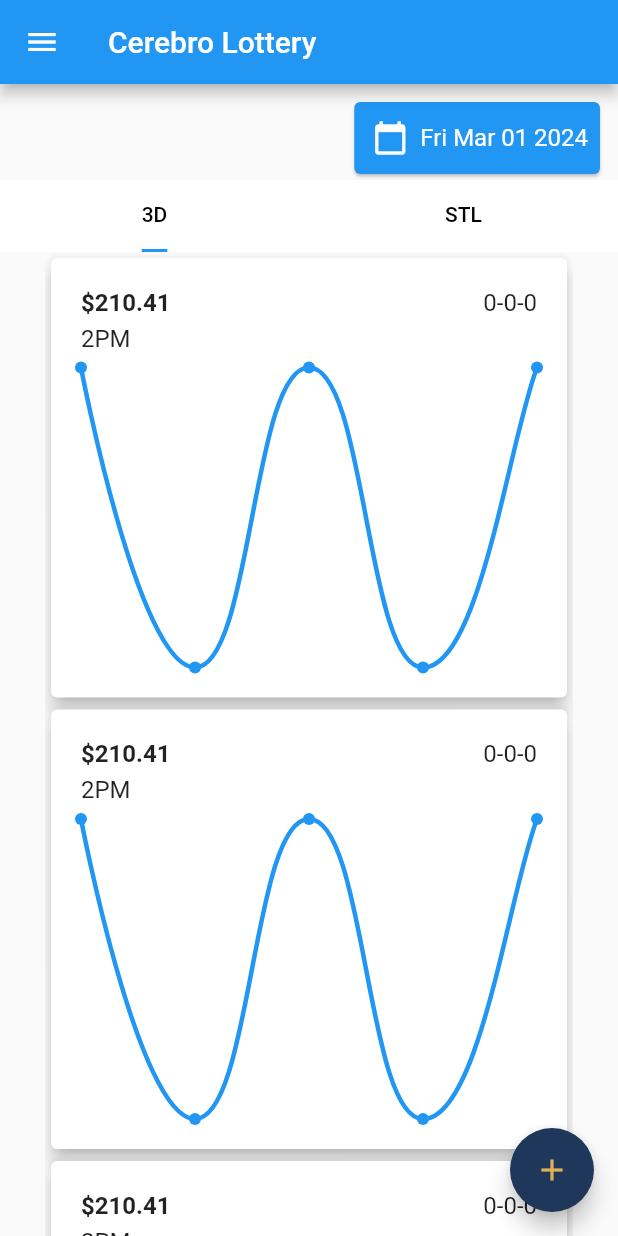
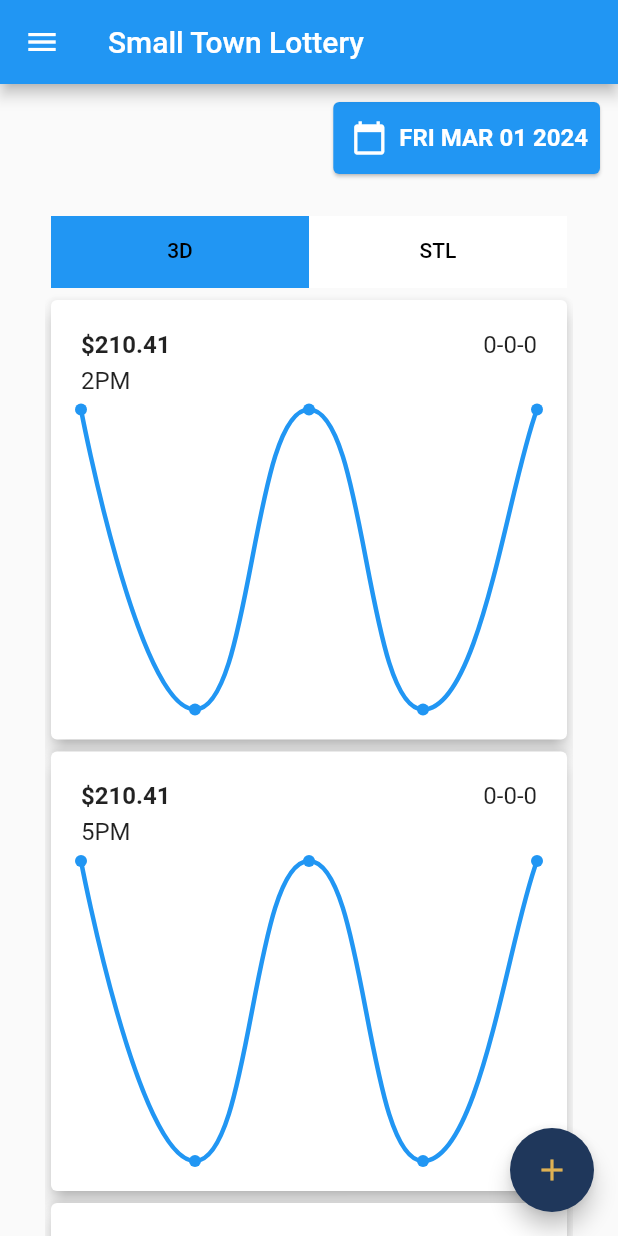
Before and after one commit to Tensa11/Lottery, a Flutter app: the LotteryHomePage screen opened directly, on a phone screen of 412 x 824 dp. Run offline on Flutter 3.47's test engine with Material 2 defaults, Android fonts, the phone set to English and light mode, and no system bars; drawn by our look-alikes of fl_chart; our stand-ins replace animated_splash_screen, google_fonts, lottie; network calls fail.

Commit message:
Design Update

```diff
--- a/lib/Add.dart
+++ b/lib/Add.dart
@@ -41,7 +41,7 @@ class _AddTickState extends State<AddTick> {
 
       body: SingleChildScrollView(
         child: Container(
-          padding: const EdgeInsets.all(30),
+          padding: const EdgeInsets.all(25),
           child: Column(
             children: [
               Card(
--- a/lib/Home.dart
+++ b/lib/Home.dart
@@ -27,11 +27,11 @@ class _LotteryHomePageState extends State<LotteryHomePage> {
   @override
   Widget build(BuildContext context) {
     // Format the current date
-    String formattedDate = DateFormat('EEE MMM dd yyyy').format(DateTime.now());
+    String formattedDate = DateFormat('EEE MMM dd yyyy').format(DateTime.now()).toUpperCase();
 
     return Scaffold(
       appBar: AppBar(
-        title: const Text('Cerebro Lottery'),
+        title: const Text('Small Town Lottery'),
       ),
       drawer: Drawer(
         child: ListView(
@@ -169,8 +169,11 @@ class _LotteryHomePageState extends State<LotteryHomePage> {
                       const SizedBox(width: 4.0),
                       Text(
                         formattedDate,
-                        style:
-                            const TextStyle(fontSize: 16, color: Colors.white),
+                        style: const TextStyle(
+                          fontSize: 16,
+                          color: Colors.white,
+                          fontWeight: FontWeight.bold, // Apply bold style
+                        ),
                       ),
                     ],
                   ),
@@ -178,15 +181,28 @@ class _LotteryHomePageState extends State<LotteryHomePage> {
               ),
             ),
           ),
+          const SizedBox(height: 20),
           Expanded(
             child: DefaultTabController(
               length: 2,
               child: Column(
                 children: <Widget>[
-                  const Material(
+                  Padding(
+                    padding: const EdgeInsets.symmetric(horizontal: 30.0),
+                    child: Card(
+                      elevation: 0,
+                      shape: RoundedRectangleBorder(
+                        borderRadius: BorderRadius.circular(10),
+                      ),
+                      child: const Column(
+                        children: [
+                          Material(
                             color: Colors.white,
                             child: TabBar(
-                      indicatorSize: TabBarIndicatorSize.label,
+                              indicator: BoxDecoration(
+                                color: Colors.blue, // Set the indicator color to blue
+                              ),
+                              indicatorSize: TabBarIndicatorSize.tab,
                               labelColor: Colors.black,
                               // Set text color for selected tab
                               unselectedLabelColor: Colors.black,
@@ -196,19 +212,24 @@ class _LotteryHomePageState extends State<LotteryHomePage> {
                                   child: Text(
                                     '3D',
                                     style: TextStyle(
-                                color:
-                                    Colors.black), // Set text color for the tab
+                                      color: Colors.black,
+                                    ), // Set text color for the tab
                                   ),
                                 ),
                                 Tab(
                                   child: Text(
                                     'STL',
                                     style: TextStyle(
-                                color:
-                                    Colors.black), // Set text color for the tab
+                                      color: Colors.black,
+                                    ), // Set text color for the tab
                                   ),
                                 ),
                               ],
+                            ),
+                          ),
+                          // Rest of your column content here
+                        ],
+                      ),
                     ),
                   ),
                   Expanded(
@@ -251,7 +272,7 @@ class _LotteryHomePageState extends State<LotteryHomePage> {
                                       ),
                                       const SizedBox(height: 5),
                                       Text(
-                                        '${_generateTime()}',
+                                        '${['2PM', '5PM', '9PM'][index]}', // Use the index to get time in order
                                         style: const TextStyle(fontSize: 16),
                                       ),
                                       const SizedBox(height: 10),
@@ -328,7 +349,7 @@ class _LotteryHomePageState extends State<LotteryHomePage> {
                                       ),
                                       const SizedBox(height: 5),
                                       Text(
-                                        '${_generateTime()}',
+                                        '${['2PM', '5PM', '9PM'][index]}', // Use the index to get time in order
                                         style: const TextStyle(fontSize: 16),
                                       ),
                                       const SizedBox(height: 10),
@@ -407,12 +428,6 @@ class _LotteryHomePageState extends State<LotteryHomePage> {
     return '\$${prize.toStringAsFixed(2)}'; // Format with 2 decimals
   }
 
-  // Function to generate random time
-  String _generateTime() {
-    List<String> times = ['2PM', '5PM', '9PM'];
-    return times[_generateRandomNumber() % 3];
-  }
-
   // Function to generate random number between 0 and 9
   int _generateRandomNumber() {
     return DateTime.now().microsecondsSinceEpoch % 10;
```
Lines whose indentation alone changed are shown as unchanged.
